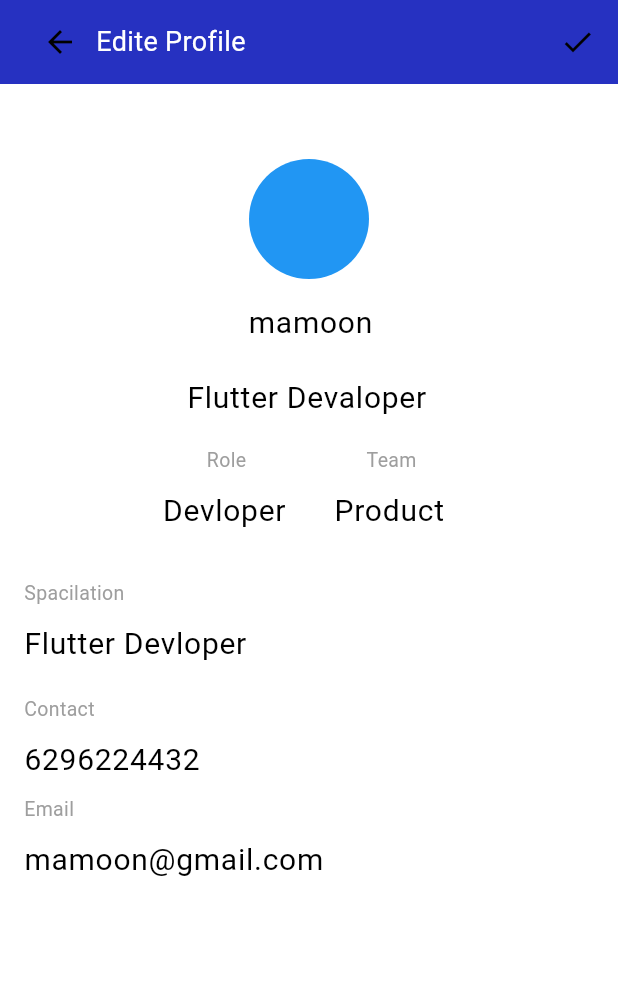
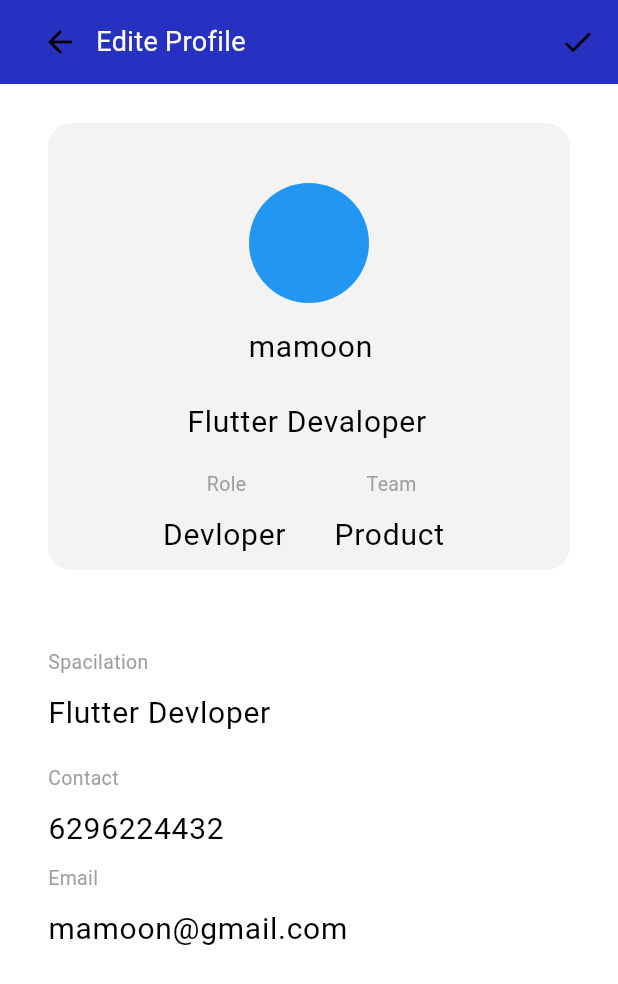
Before and after one commit to joyshil01/VitwoAi_Error, a Flutter app: the EditTeamDetails screen opened directly, on a phone screen of 412 x 824 dp. Shown: the top 984 px of the screen. Run offline on Flutter 3.47's test engine with Material 3 defaults, Android fonts, the phone set to English and light mode, and no system bars; our stand-ins replace firebase_core, firebase_messaging, fl_chart, flutter_easyloading, flutter_local_notifications, flutter_riverpod and 7 more; accounts and stored records are empty.

Commit message:
bg color add

```diff
--- a/lib/src/features/team/presentation/editTeamDetails.dart
+++ b/lib/src/features/team/presentation/editTeamDetails.dart
@@ -68,9 +68,11 @@ class _EditTeamDetailsState extends State<EditTeamDetails> {
         child: ListView(
           children: [
             Container(
-              height: 300,
-              width: 300,
-              color: Colors.white,
+              margin: EdgeInsets.all(16.0),
+              decoration: BoxDecoration(
+                color: Color.fromARGB(255, 244, 243, 243),
+                borderRadius: BorderRadius.circular(16.0),
+              ),
               child: Padding(
                 padding: const EdgeInsets.only(top: 40),
                 child: Column(
@@ -157,6 +159,8 @@ class _EditTeamDetailsState extends State<EditTeamDetails> {
               height: 20,
             ),
             Expanded(
+              child: Padding(
+                padding: const EdgeInsets.all(16),
                 child: Container(
                   width: double.infinity,
                   // color: Colors.green,
@@ -164,7 +168,8 @@ class _EditTeamDetailsState extends State<EditTeamDetails> {
                     crossAxisAlignment: CrossAxisAlignment.start,
                     children: [
                       Text("Spacilation",
-                        style: Theme.of(context).textTheme.bodyMedium!.copyWith(
+                          style:
+                              Theme.of(context).textTheme.bodyMedium!.copyWith(
                                     color: Colors.grey,
                                   )),
                       Container(
@@ -177,7 +182,8 @@ class _EditTeamDetailsState extends State<EditTeamDetails> {
                       ),
                       SizedBox(height: 10),
                       Text("Contact",
-                        style: Theme.of(context).textTheme.bodyMedium!.copyWith(
+                          style:
+                              Theme.of(context).textTheme.bodyMedium!.copyWith(
                                     color: Colors.grey,
                                   )),
                       Container(
@@ -189,7 +195,8 @@ class _EditTeamDetailsState extends State<EditTeamDetails> {
                         ),
                       ),
                       Text("Email",
-                        style: Theme.of(context).textTheme.bodyMedium!.copyWith(
+                          style:
+                              Theme.of(context).textTheme.bodyMedium!.copyWith(
                                     color: Colors.grey,
                                   )),
                       Container(
@@ -203,6 +210,7 @@ class _EditTeamDetailsState extends State<EditTeamDetails> {
                     ],
                   ),
                 ),
+              ),
             )
           ],
         ),
```
Lines whose indentation alone changed are shown as unchanged.
